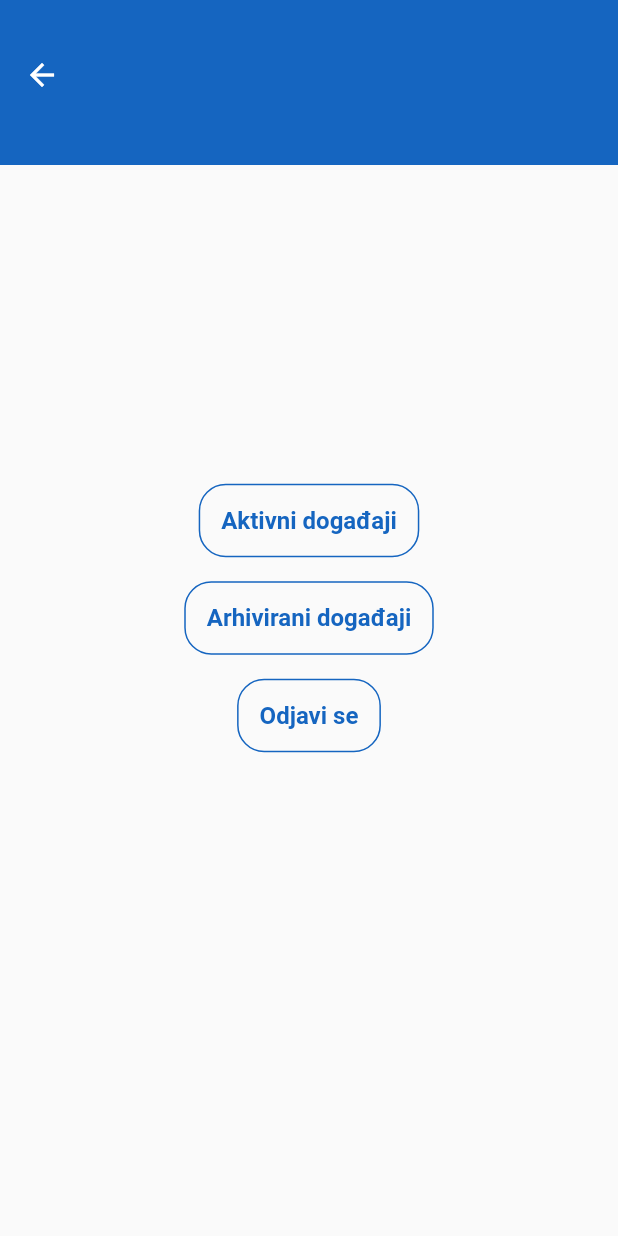
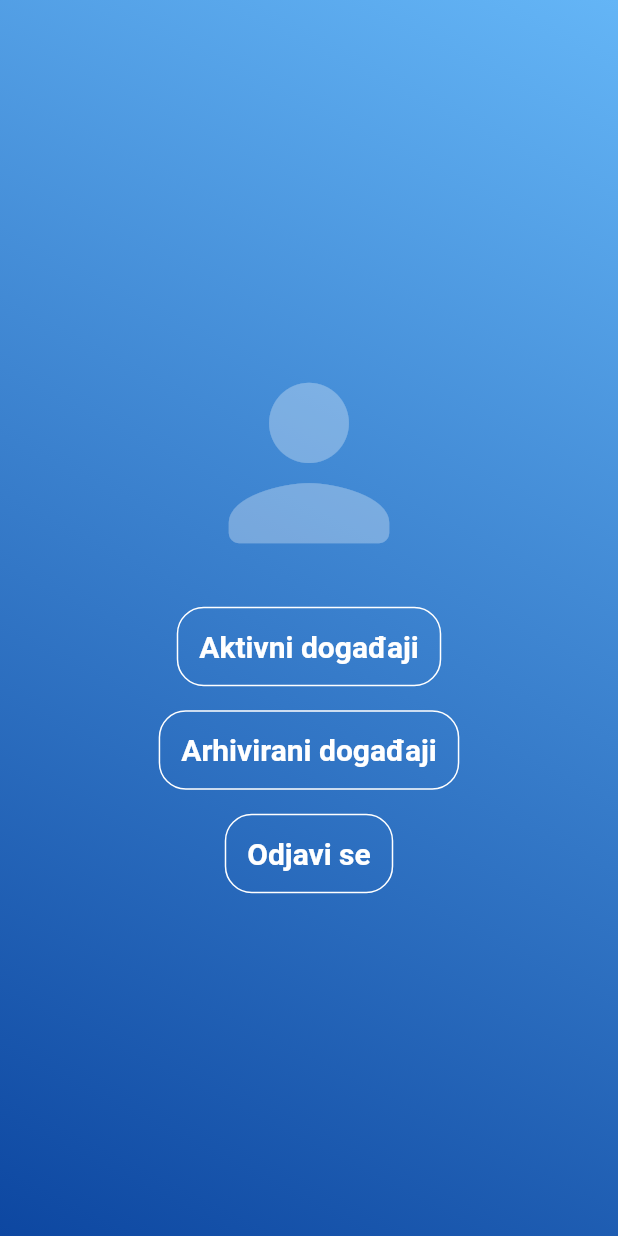
Before and after one commit to asabanovic6/EtfScanAndUpload, a Flutter app: the MenuPage screen opened directly, on a phone screen of 412 x 824 dp. Run offline on Flutter 3.47's test engine with Material 2 defaults, Android fonts, the phone set to English and light mode, and no system bars; our stand-ins replace animated_splash_screen, connectivity, dio, flutter_secure_storage, font_awesome_flutter, image_cropper and 4 more; missing offline and left inert: filesize, flutter_full_pdf_viewer; accounts and stored records are empty; generated files the repository leaves out were written again.

Commit message:
New menu

```diff
--- a/etfscanandupload/lib/View/login/loginScreen.dart
+++ b/etfscanandupload/lib/View/login/loginScreen.dart
@@ -21,10 +21,10 @@ class _LoginPageState extends State<LoginPage> {
     return Scaffold(
       body: Container(
         decoration: BoxDecoration(
-            gradient: LinearGradient(
+              gradient: LinearGradient(
               begin: Alignment.topRight,
               end: Alignment.bottomLeft,
-              colors: [Colors.blueAccent.shade100, Colors.white30]),
+                  colors: [Colors.blue.shade300, Colors.blue.shade900]),
         ),
         child: ListView(
           children: <Widget>[
--- a/etfscanandupload/lib/View/login/widgets/email.dart
+++ b/etfscanandupload/lib/View/login/widgets/email.dart
@@ -17,15 +17,15 @@ class _InputEmailState extends State<InputEmail> {
         child: TextField(
           controller: ButtonLoginState.usernameController,
           style: TextStyle(
-            color: Color.fromARGB(255, 0, 76, 153),
+            color: Colors.white,
           ),
           decoration: InputDecoration(
             border: InputBorder.none,
-            fillColor: Colors.indigo.shade900,
+            fillColor: Colors.white,
             labelText: 'Korisničko ime ili e-mail adresa :',
             labelStyle:
                 TextStyle(
-                color: Color.fromARGB(255, 0, 76, 153),
+                color: Colors.white,
                 fontWeight: FontWeight.bold),
           ),
         ),
--- a/etfscanandupload/lib/View/login/widgets/password.dart
+++ b/etfscanandupload/lib/View/login/widgets/password.dart
@@ -17,7 +17,7 @@ class _PasswordInputState extends State<PasswordInput> {
         child: TextField(
           controller: ButtonLoginState.passwordController,
           style: TextStyle(
-            color: Color.fromARGB(255, 0, 76, 153),
+            color: Colors.white,
           ),
           obscureText: true,
           decoration: InputDecoration(
@@ -25,7 +25,7 @@ class _PasswordInputState extends State<PasswordInput> {
             labelText: 'Lozinka :',
             labelStyle:
                 TextStyle(
-                color: Color.fromARGB(255, 0, 76, 153),
+                color: Colors.white,
                 fontWeight: FontWeight.bold),
           ),
         ),
--- a/etfscanandupload/lib/View/login/widgets/title.dart
+++ b/etfscanandupload/lib/View/login/widgets/title.dart
@@ -16,7 +16,7 @@ class _TitleState extends State<Title> {
           child: Text(
             'Etf scan & upload',
             style: TextStyle(
-              color: Color.fromARGB(255, 0, 76, 153),
+              color: Colors.white,
               fontSize: 30,
               fontWeight: FontWeight.w900,
             ),
--- a/etfscanandupload/lib/View/login/widgets/welcome.dart
+++ b/etfscanandupload/lib/View/login/widgets/welcome.dart
@@ -23,7 +23,7 @@ class _TextLoginState extends State<TextLogin> {
                 'Elektrotehnički fakultet Univerziteta u Sarajevu',
                 style: TextStyle(
                     fontSize: 24,
-                    color: Color.fromARGB(255, 0, 76, 153),
+                    color: Colors.white,
                     fontWeight: FontWeight.bold),
               ),
             ),
@@ -32,7 +32,7 @@ class _TextLoginState extends State<TextLogin> {
               '© Amina Šabanović',
               style: TextStyle(
                 fontSize: 15,
-                color: Colors.blueAccent.shade100,
+                color: Colors.white30,
               ),
             ),
           ],
--- a/etfscanandupload/lib/View/menu/menu.dart
+++ b/etfscanandupload/lib/View/menu/menu.dart
@@ -5,6 +5,7 @@ import 'package:etfscanandupload/Model/person.dart';
 import 'package:etfscanandupload/View/archive/courseUnits.dart';
 import 'package:etfscanandupload/View/homework/homeworksScreen.dart';
 import 'package:flutter/material.dart';
+import 'package:intl/intl.dart';
 
 class MenuPage extends StatefulWidget {
   @override
@@ -44,51 +45,44 @@ class _MenuState extends State<MenuPage> {
     return Scaffold(
       body: Stack(
         children: <Widget>[
+
           Container(
-            height: 110,
-            width: MediaQuery.of(context).size.width,
-            child: PreferredSize(
-              preferredSize: Size.fromHeight(100),
-              child: AppBar(
-                backgroundColor: Colors.blue.shade800,
-                toolbarHeight: 100,
-                title: RichText(
-                  textAlign: TextAlign.center,
-                  text: TextSpan(
-                      text: _nameSurname,
-                      style: TextStyle(
-                        fontSize: 18,
-                        fontWeight: FontWeight.bold,
-                      ),
-                     ),
-                ),
-                centerTitle: true,
-                elevation: 0,
-              ),
+            decoration: BoxDecoration(
+              gradient: LinearGradient(
+                  begin: Alignment.topRight,
+                  end: Alignment.bottomLeft,
+                  colors: [Colors.blue.shade300, Colors.blue.shade900]),
             ),
-          ),
-          Container(
             child:
                 Column(mainAxisAlignment: MainAxisAlignment.center, children: <
                     Widget>[
               Row(
                   mainAxisAlignment: MainAxisAlignment.spaceEvenly,
                   children: <Widget>[]),
+                      Icon(
+                Icons.person_rounded,
+                color: Colors.white30,
+                size: 160,
+              ),
+              Text(
+                " ",
+              ),
               TextButton(
                   child: Text("Aktivni događaji",
                       style:
-                          TextStyle(fontSize: 16, fontWeight: FontWeight.bold)),
+                          TextStyle(fontSize: 20, fontWeight: FontWeight.bold)),
                   style: ButtonStyle(
                       padding: MaterialStateProperty.all<EdgeInsets>(
                           EdgeInsets.all(15)),
                       foregroundColor: MaterialStateProperty.all<Color>(
-                          Colors.blue.shade800),
+                          Colors.white),
                       shape: MaterialStateProperty.all<RoundedRectangleBorder>(
                           RoundedRectangleBorder(
                               borderRadius: BorderRadius.circular(18.0),
-                              side: BorderSide(color: Colors.blue.shade800)))),
+                              side: BorderSide(color: Colors.white)))),
+
                   onPressed: () {
-                    Navigator.pushReplacement(
+                    Navigator.push(
                         context,
                         MaterialPageRoute(
                           builder: (context) =>
@@ -101,18 +95,18 @@ class _MenuState extends State<MenuPage> {
               TextButton(
                   child: Text("Arhivirani događaji",
                       style:
-                          TextStyle(fontSize: 16, fontWeight: FontWeight.bold)),
+                          TextStyle(fontSize: 20, fontWeight: FontWeight.bold)),
                   style: ButtonStyle(
                       padding: MaterialStateProperty.all<EdgeInsets>(
                           EdgeInsets.all(15)),
                       foregroundColor: MaterialStateProperty.all<Color>(
-                          Colors.blue.shade800),
+                          Colors.white),
                       shape: MaterialStateProperty.all<RoundedRectangleBorder>(
                           RoundedRectangleBorder(
                               borderRadius: BorderRadius.circular(18.0),
-                              side: BorderSide(color: Colors.blue.shade800)))),
+                              side: BorderSide(color: Colors.white)))),
                   onPressed: () {
-                    Navigator.pushReplacement(
+                    Navigator.push(
                         context,
                         MaterialPageRoute(
                           builder: (context) => MyStudyPage(_currentPerson),
@@ -124,16 +118,16 @@ class _MenuState extends State<MenuPage> {
               TextButton(
                 child: Text("Odjavi se",
                     style:
-                        TextStyle(fontSize: 16, fontWeight: FontWeight.bold)),
+                        TextStyle(fontSize: 20, fontWeight: FontWeight.bold)),
                 style: ButtonStyle(
                     padding: MaterialStateProperty.all<EdgeInsets>(
                         EdgeInsets.all(15)),
                     foregroundColor:
-                        MaterialStateProperty.all<Color>(Colors.blue.shade800),
+                        MaterialStateProperty.all<Color>(Colors.white),
                     shape: MaterialStateProperty.all<RoundedRectangleBorder>(
                         RoundedRectangleBorder(
                             borderRadius: BorderRadius.circular(18.0),
-                            side: BorderSide(color: Colors.blue.shade800)))),
+                            side: BorderSide(color: Colors.white)))),
                 onPressed: () async {
                   await Credentials.deleteTokens();
                   Navigator.of(context).pushNamedAndRemoveUntil(
```
